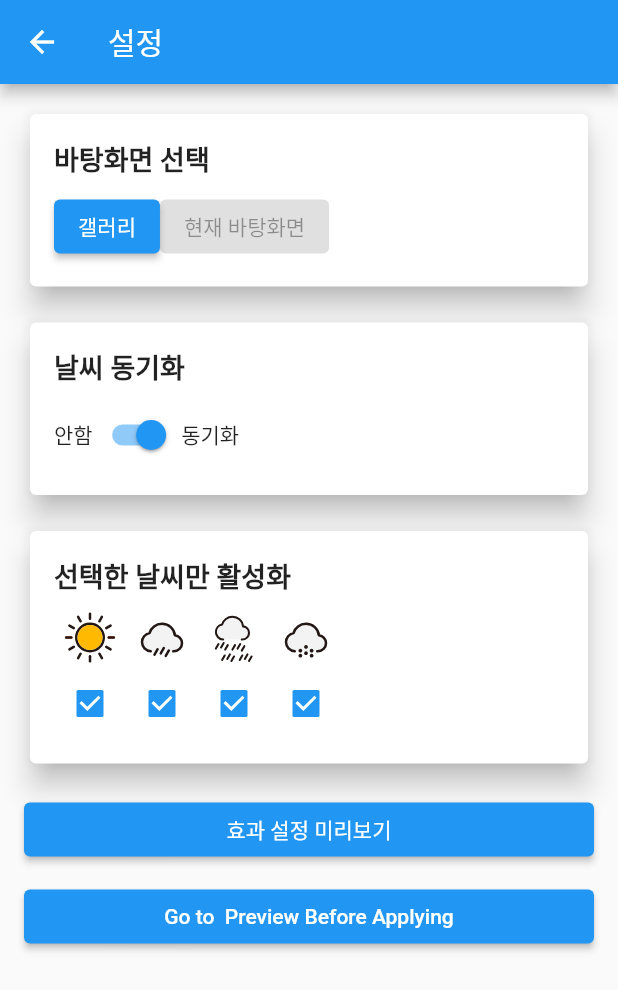
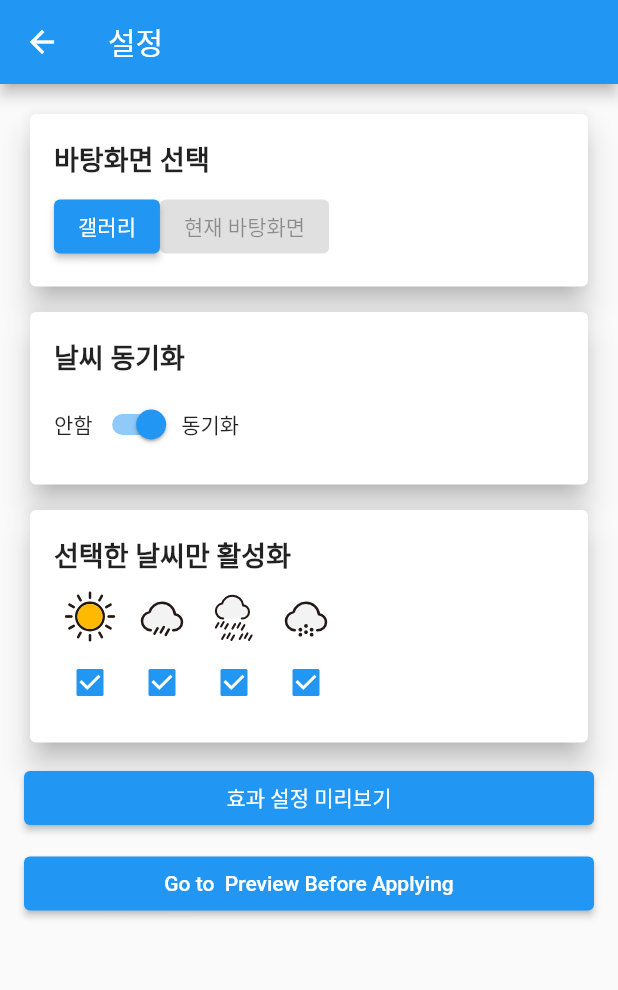
Before and after one commit to dgu-BOSSLE/flutter, a Flutter app: the DetailSettingsScreen screen opened directly, on a phone screen of 412 x 824 dp. Shown: the top 990 px of the screen. Run offline on Flutter 3.47's test engine with Material 2 defaults, Android fonts, the phone set to English and light mode, and no system bars; our stand-ins replace flutter_svg, fluttertoast, image_picker, permission_handler, shared_preferences; missing offline and left inert: flutter_inappwebview, open_app_settings; accounts and stored records are empty.

Commit message:
main 병합 전 커밋

```diff
--- a/lib/screens/detail_settings.dart
+++ b/lib/screens/detail_settings.dart
@@ -5,6 +5,9 @@ import 'dart:io';
 import 'preview_screen_settings.dart';
 import 'preview_before_applying.dart';
 import 'package:flutter_svg/flutter_svg.dart';
+
+// 사진 정렬 다시하기?
+// 색깔 톤 보라색으로 바꾸고 자잘한 글자 내용들 수정
 
 class DetailSettingsScreen extends StatefulWidget {
   @override
@@ -48,7 +51,7 @@ class _DetailSettingsState extends State<DetailSettingsScreen> {
               ElevatedButton(onPressed: _pickImage, child: Text('갤러리')),
               ElevatedButton(onPressed: null, child: Text('현재 바탕화면')),
             ]),
-            SizedBox(height: 16.0),
+            SizedBox(height: 9.0),
             CustomCard(title: '날씨 동기화', content: [
               Text('안함'),
               Switch(
@@ -61,7 +64,7 @@ class _DetailSettingsState extends State<DetailSettingsScreen> {
               ),
               Text('동기화'),
             ]),
-            SizedBox(height: 16.0),
+            SizedBox(height: 9.0),
             CustomCard(title: '선택한 날씨만 활성화', content: [
               Column(
                 crossAxisAlignment: CrossAxisAlignment.center,
@@ -136,7 +139,7 @@ class _DetailSettingsState extends State<DetailSettingsScreen> {
                 ],
               ),
             ]),
-            SizedBox(height: 16.0),
+            SizedBox(height: 9.0),
             ElevatedButton(
                 onPressed: () {
                   Navigator.push(
@@ -148,7 +151,7 @@ class _DetailSettingsState extends State<DetailSettingsScreen> {
                   );
                 },
                 child: Text('효과 설정 미리보기')),
-            SizedBox(height: 10),
+            SizedBox(height: 9),
             ElevatedButton(
               onPressed: () {
                 Navigator.push(
--- a/lib/screens/home.dart
+++ b/lib/screens/home.dart
@@ -20,7 +20,7 @@ class HomeScreen extends StatelessWidget {
                   MaterialPageRoute(builder: (context) => DetailSettingsScreen()),
                 );
               },
-              child: Text('Go to Detail Settings'), //(바탕화면 바꾸기)세부설정
+              child: Text('바탕화면 세부설정 및 바꾸기'),
             ),
             ElevatedButton(
               onPressed: () {
@@ -29,7 +29,7 @@ class HomeScreen extends StatelessWidget {
                   MaterialPageRoute(builder: (context) => PresetListScreen()),
                 );
               },
-              child: Text('Go to Preset List'), //내프리셋
+              child: Text('내 프리셋'),
             ),
           ],
         ),
--- a/lib/screens/preview_before_applying.dart
+++ b/lib/screens/preview_before_applying.dart
@@ -51,7 +51,7 @@ class _PreviewBeforeApplyingScreenState
           mainAxisAlignment: MainAxisAlignment.center,
           children: [
             Text(
-              'This is the Apply Screen',
+              '배경화면 만들기',
               style: TextStyle(fontSize: 18),
             ),
             SizedBox(height: 20),
--- a/lib/screens/preview_screen_settings.dart
+++ b/lib/screens/preview_screen_settings.dart
@@ -248,7 +248,7 @@ class _PreviewScreenSettingsScreenState extends State<PreviewScreenSettingsScree
   }
 }
 
-// 이건 결과값 보려고 만든겁니다.
+// 결과값 보려고 만든겁니다. -> 나중에 로직 추가하거나 지우기..?
 class ResultScreen extends StatelessWidget {
   final double snowValue;
   final double rainValue;
@@ -318,6 +318,7 @@ class RainPreview extends StatelessWidget {
   }
 }
 
+// 나중에 햇빛 로직 추가하기
 class SunPreview extends StatelessWidget {
   @override
   Widget build(BuildContext context) {
```
